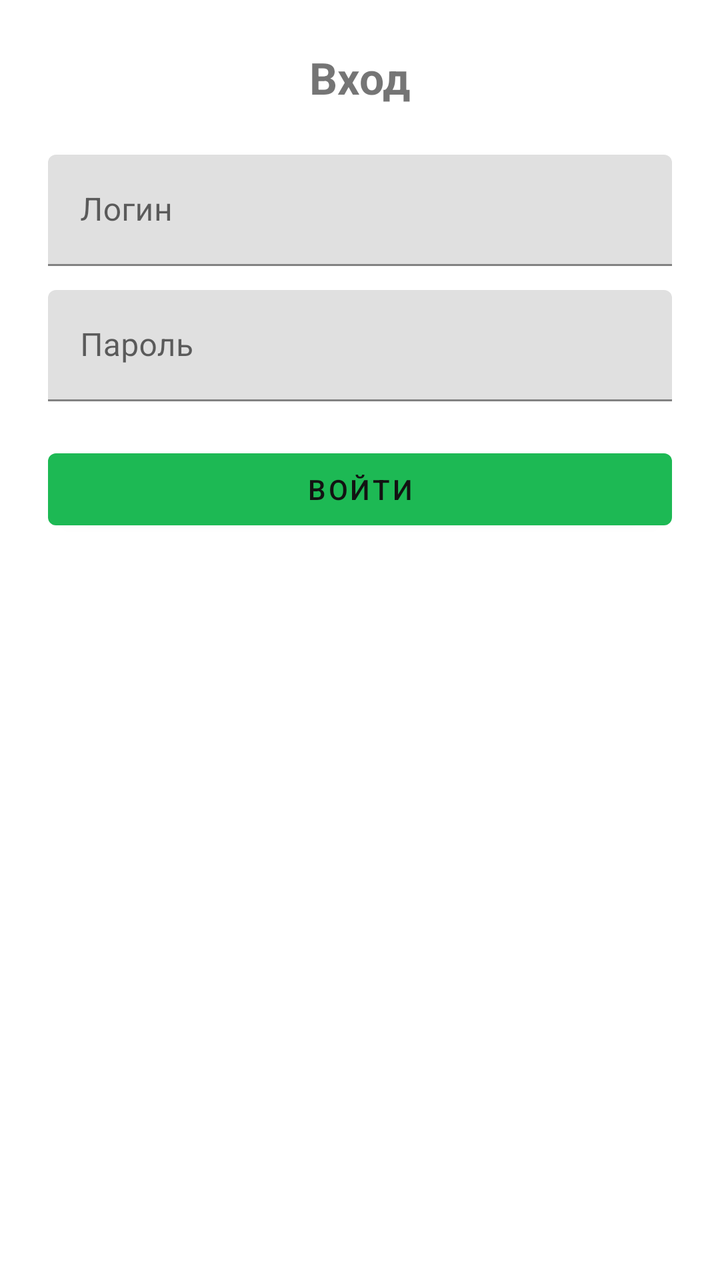
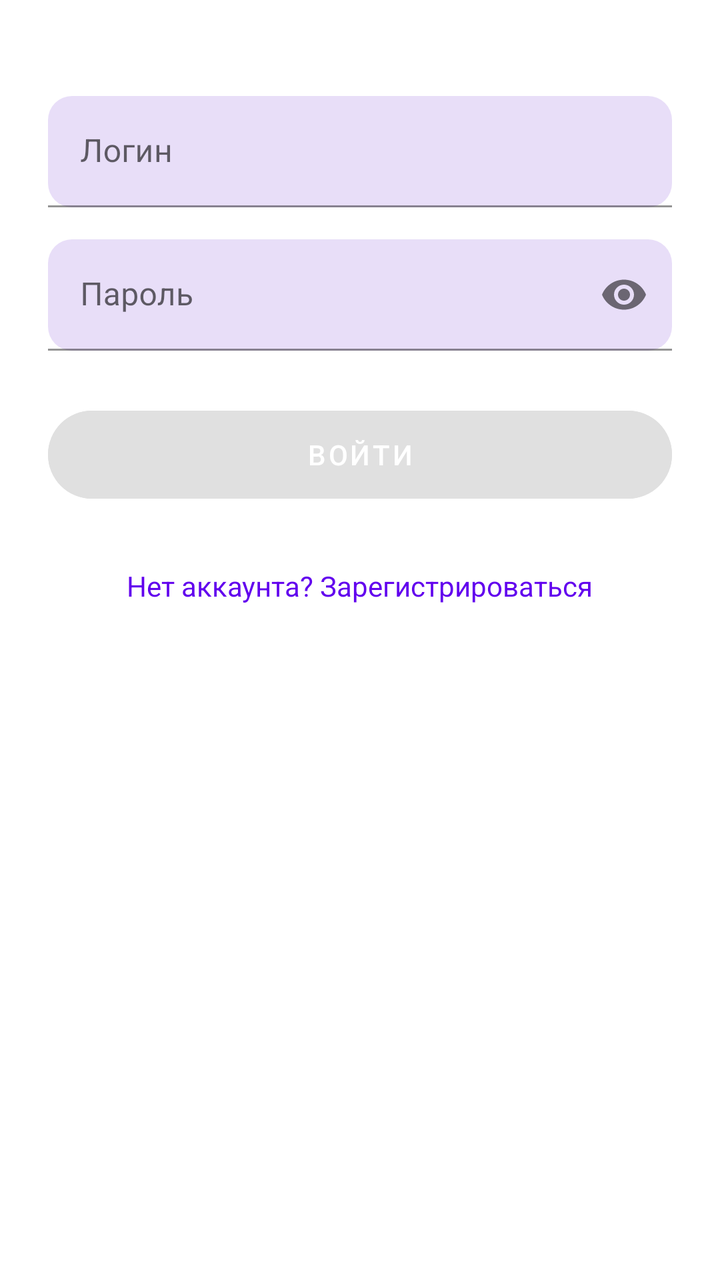

Two renders of the same Android screen: before a commit and after it. Below are the layout's source before the change and the commit's diff.
<!-- AndroidManifest.xml: application theme Theme.NeWork -->
<!-- res/layout/fragment_login.xml -->
<?xml version="1.0" encoding="utf-8"?>
<ScrollView xmlns:android="http://schemas.android.com/apk/res/android"
    android:id="@+id/loginScroll"
    android:layout_width="match_parent"
    android:layout_height="match_parent"
    android:fillViewport="true">

    <LinearLayout
        android:id="@+id/loginContent"
        android:layout_width="match_parent"
        android:layout_height="wrap_content"
        android:orientation="vertical"
        android:padding="24dp">

        <TextView
            android:id="@+id/loginTitle"
            android:layout_width="wrap_content"
            android:layout_height="wrap_content"
            android:layout_gravity="center_horizontal"
            android:text="@string/login_title"
            android:textSize="22sp"
            android:textStyle="bold" />

        <com.google.android.material.textfield.TextInputLayout
            android:id="@+id/loginLoginLayout"
            android:layout_width="match_parent"
            android:layout_height="wrap_content"
            android:layout_marginTop="24dp">

            <com.google.android.material.textfield.TextInputEditText
                android:id="@+id/loginLoginEdit"
                android:layout_width="match_parent"
                android:layout_height="wrap_content"
                android:hint="@string/login_hint"
                android:inputType="text" />
        </com.google.android.material.textfield.TextInputLayout>

        <com.google.android.material.textfield.TextInputLayout
            android:id="@+id/loginPasswordLayout"
            android:layout_width="match_parent"
            android:layout_height="wrap_content"
            android:layout_marginTop="12dp">

            <com.google.android.material.textfield.TextInputEditText
                android:id="@+id/loginPasswordEdit"
                android:layout_width="match_parent"
                android:layout_height="wrap_content"
                android:hint="@string/password_hint"
                android:inputType="textPassword" />
        </com.google.android.material.textfield.TextInputLayout>

        <Button
            android:id="@+id/loginButton"
            android:layout_width="match_parent"
            android:layout_height="wrap_content"
            android:layout_marginTop="20dp"
            android:text="@string/btn_login" />
    </LinearLayout>
</ScrollView>
<!-- resources referenced by this layout -->
<resources>
  <string name="btn_login">Войти</string>
  <string name="login_hint">Логин</string>
  <string name="login_title">Вход</string>
  <string name="password_hint">Пароль</string>
  <style name="Theme.NeWork" parent="Theme.MaterialComponents.DayNight.NoActionBar">
          <item name="colorPrimary">@color/green</item>
          <item name="colorPrimaryVariant">@color/green_dark</item>
          <item name="colorOnPrimary">@color/black</item>
          <item name="colorSecondary">@color/green_light</item>
          <item name="colorSecondaryVariant">@color/green</item>
          <item name="colorOnSecondary">@color/black</item>
          <item name="android:statusBarColor">@color/black</item>
          <item name="android:navigationBarColor">@color/black</item>
      </style>
  <color name="green">#FF1DB954</color>
  <color name="green_dark">#FF14833B</color>
  <color name="black">#FF121212</color>
  <color name="green_light">#FF1ED760</color>
</resources>

<!-- the commit's change to res/layout/fragment_login.xml (unified diff, before → after) -->
@@ -1,8 +1,11 @@
 <?xml version="1.0" encoding="utf-8"?>
 <ScrollView xmlns:android="http://schemas.android.com/apk/res/android"
+    xmlns:app="http://schemas.android.com/apk/res-auto"
     android:id="@+id/loginScroll"
     android:layout_width="match_parent"
     android:layout_height="match_parent"
+    android:background="@color/white"
+    android:clipToPadding="false"
     android:fillViewport="true">
 
     <LinearLayout
@@ -10,50 +13,89 @@
         android:layout_width="match_parent"
         android:layout_height="wrap_content"
         android:orientation="vertical"
-        android:padding="24dp">
-
-        <TextView
-            android:id="@+id/loginTitle"
-            android:layout_width="wrap_content"
-            android:layout_height="wrap_content"
-            android:layout_gravity="center_horizontal"
-            android:text="@string/login_title"
-            android:textSize="22sp"
-            android:textStyle="bold" />
+        android:paddingStart="24dp"
+        android:paddingTop="48dp"
+        android:paddingEnd="24dp"
+        android:paddingBottom="24dp">
 
         <com.google.android.material.textfield.TextInputLayout
             android:id="@+id/loginLoginLayout"
+            style="@style/Widget.MaterialComponents.TextInputLayout.FilledBox"
             android:layout_width="match_parent"
             android:layout_height="wrap_content"
-            android:layout_marginTop="24dp">
+            android:hint="@string/login_hint"
+            app:boxBackgroundColor="@color/input_fill"
+            app:boxCornerRadiusBottomEnd="12dp"
+            app:boxCornerRadiusBottomStart="12dp"
+            app:boxCornerRadiusTopEnd="12dp"
+            app:boxCornerRadiusTopStart="12dp">
 
             <com.google.android.material.textfield.TextInputEditText
                 android:id="@+id/loginLoginEdit"
                 android:layout_width="match_parent"
                 android:layout_height="wrap_content"
-                android:hint="@string/login_hint"
                 android:inputType="text" />
         </com.google.android.material.textfield.TextInputLayout>
 
         <com.google.android.material.textfield.TextInputLayout
             android:id="@+id/loginPasswordLayout"
+            style="@style/Widget.MaterialComponents.TextInputLayout.FilledBox"
             android:layout_width="match_parent"
             android:layout_height="wrap_content"
-            android:layout_marginTop="12dp">
+            android:layout_marginTop="16dp"
+            android:hint="@string/password_hint"
+            app:boxBackgroundColor="@color/input_fill"
+            app:boxCornerRadiusBottomEnd="12dp"
+            app:boxCornerRadiusBottomStart="12dp"
+            app:boxCornerRadiusTopEnd="12dp"
+            app:boxCornerRadiusTopStart="12dp"
+            app:endIconMode="password_toggle">
 
             <com.google.android.material.textfield.TextInputEditText
                 android:id="@+id/loginPasswordEdit"
                 android:layout_width="match_parent"
                 android:layout_height="wrap_content"
-                android:hint="@string/password_hint"
                 android:inputType="textPassword" />
         </com.google.android.material.textfield.TextInputLayout>
 
-        <Button
+        <com.google.android.material.button.MaterialButton
             android:id="@+id/loginButton"
             android:layout_width="match_parent"
+            android:layout_height="56dp"
+            android:layout_marginTop="24dp"
+            android:backgroundTint="@color/button_background"
+            android:enabled="false"
+            android:text="@string/btn_login"
+            android:textColor="@color/white"
+            app:cornerRadius="28dp" />
+
+        <TextView
+            android:id="@+id/loginGoRegister"
+            android:layout_width="wrap_content"
             android:layout_height="wrap_content"
+            android:layout_gravity="center_horizontal"
             android:layout_marginTop="20dp"
-            android:text="@string/btn_login" />
+            android:padding="8dp"
+            android:text="@string/login_no_account"
+            android:textColor="@color/purple_500"
+            android:textSize="14sp" />
+
+        <ProgressBar
+            android:id="@+id/loginProgress"
+            android:layout_width="wrap_content"
+            android:layout_height="wrap_content"
+            android:layout_gravity="center_horizontal"
+            android:layout_marginTop="16dp"
+            android:indeterminateTint="@color/purple_500"
+            android:visibility="gone" />
+
+        <TextView
+            android:id="@+id/loginError"
+            android:layout_width="match_parent"
+            android:layout_height="wrap_content"
+            android:layout_marginTop="12dp"
+            android:gravity="center"
+            android:textColor="@color/red"
+            android:visibility="gone" />
     </LinearLayout>
 </ScrollView>
<!-- resource entries referenced after the edit -->
@@ -1,22 +1,28 @@
 <!-- resources referenced by this layout -->
 <resources>
+  <color name="input_fill">#FFE8DEF8</color>
+  <color name="purple_500">#FF6200EE</color>
+  <color name="red">#FFE53935</color>
+  <color name="white">#FFFFFFFF</color>
   <string name="btn_login">Войти</string>
   <string name="login_hint">Логин</string>
-  <string name="login_title">Вход</string>
+  <string name="login_no_account">Нет аккаунта? Зарегистрироваться</string>
   <string name="password_hint">Пароль</string>
-  <style name="Theme.NeWork" parent="Theme.MaterialComponents.DayNight.NoActionBar">
-          <item name="colorPrimary">@color/green</item>
-          <item name="colorPrimaryVariant">@color/green_dark</item>
-          <item name="colorOnPrimary">@color/black</item>
-          <item name="colorSecondary">@color/green_light</item>
-          <item name="colorSecondaryVariant">@color/green</item>
+  <style name="Theme.NeWork" parent="Theme.MaterialComponents.Light.NoActionBar">
+          <item name="colorPrimary">@color/purple_500</item>
+          <item name="colorPrimaryVariant">@color/purple_700</item>
+          <item name="colorOnPrimary">@color/white</item>
+          <item name="colorSecondary">@color/teal_200</item>
+          <item name="colorSecondaryVariant">@color/teal_700</item>
           <item name="colorOnSecondary">@color/black</item>
-          <item name="android:statusBarColor">@color/black</item>
-          <item name="android:navigationBarColor">@color/black</item>
+          <item name="android:statusBarColor">@color/purple_700</item>
+          <item name="android:navigationBarColor">@color/white</item>
+          <item name="android:windowBackground">@color/white</item>
+          <item name="android:windowLightStatusBar">false</item>
       </style>
-  <color name="green">#FF1DB954</color>
-  <color name="green_dark">#FF14833B</color>
-  <color name="black">#FF121212</color>
-  <color name="green_light">#FF1ED760</color>
+  <color name="purple_700">#FF3700B3</color>
+  <color name="teal_200">#FF03DAC5</color>
+  <color name="teal_700">#FF018786</color>
+  <color name="black">#FF000000</color>
 </resources>
 
